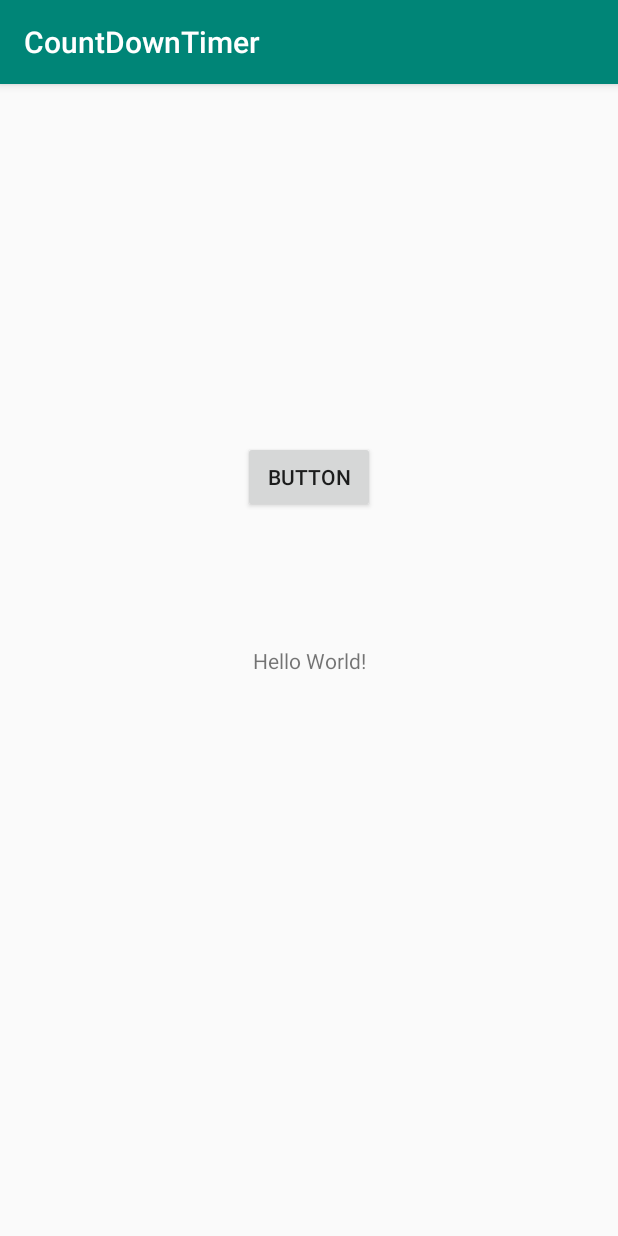
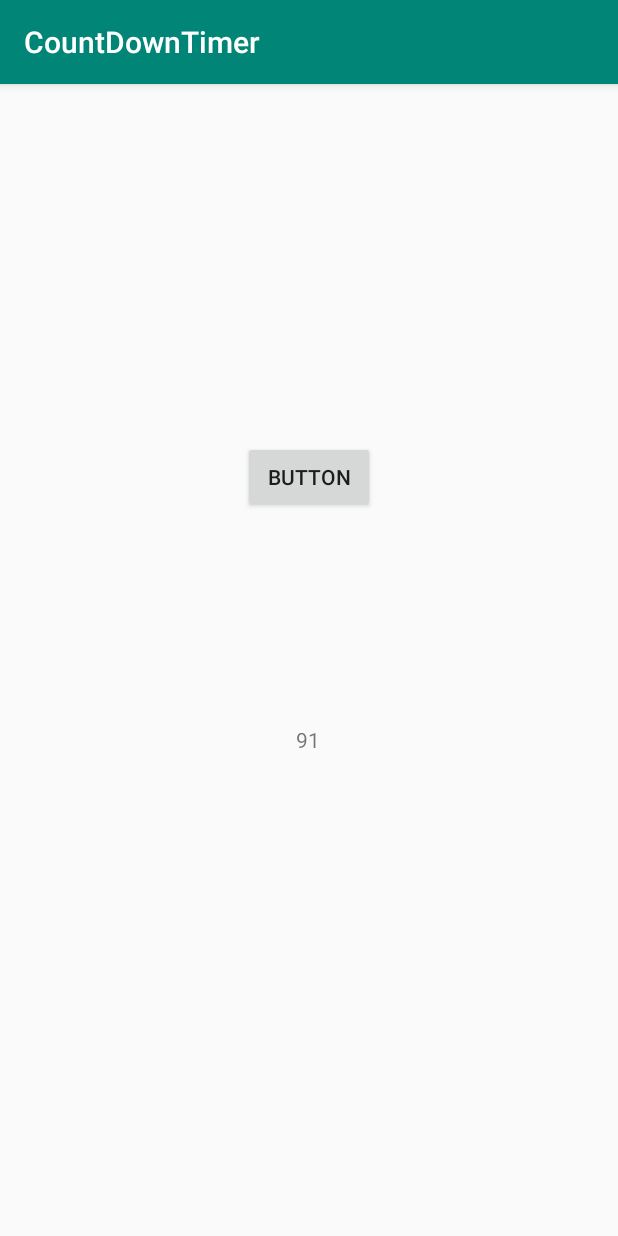
Before and after one commit to isurulakshitha337/CountDownTimer, an Android app: the screen it shows after launch (MainActivity), on a phone screen of 412 x 824 dp. Run offline under Robolectric (Android 15) with nearby library versions, the phone set to English and light mode, and no system bars.

```diff
--- a/app/src/main/java/lk/ac/kln/countdowntimer/MainActivity.java
+++ b/app/src/main/java/lk/ac/kln/countdowntimer/MainActivity.java
@@ -1,13 +1,32 @@
 package lk.ac.kln.countdowntimer;
 
+import android.os.Handler;
 import android.support.v7.app.AppCompatActivity;
 import android.os.Bundle;
+import android.widget.TextView;
 
 public class MainActivity extends AppCompatActivity {
+    private int counter = 99;
 
     @Override
     protected void onCreate(Bundle savedInstanceState) {
         super.onCreate(savedInstanceState);
         setContentView(R.layout.activity_main);
+        countdown();
     }
+
+    private void countdown() {
+        final TextView textView = findViewById(R.id.textView);
+        final Handler handler = new Handler();
+        handler.post(new Runnable() {
+            @Override
+            public void run() {
+                textView.setText(Integer.toString(counter));
+                counter--;
+                handler.postDelayed(this,1000);
+            }
+        });
+
+    }
+
 }
--- a/app/src/main/res/layout/activity_main.xml
+++ b/app/src/main/res/layout/activity_main.xml
@@ -5,15 +5,6 @@
     android:layout_width="match_parent"
     android:layout_height="match_parent"
     tools:context=".MainActivity">
-
-    <TextView
-        android:layout_width="wrap_content"
-        android:layout_height="wrap_content"
-        android:text="Hello World!"
-        app:layout_constraintBottom_toBottomOf="parent"
-        app:layout_constraintLeft_toLeftOf="parent"
-        app:layout_constraintRight_toRightOf="parent"
-        app:layout_constraintTop_toTopOf="parent" />
 
     <Button
         android:id="@+id/button"
@@ -31,4 +22,20 @@
         app:layout_constraintStart_toStartOf="parent"
         app:layout_constraintTop_toTopOf="parent" />
 
+    <TextView
+        android:id="@+id/textView"
+        android:layout_width="wrap_content"
+        android:layout_height="wrap_content"
+        android:layout_marginStart="176dp"
+        android:layout_marginLeft="176dp"
+        android:layout_marginTop="409dp"
+        android:layout_marginEnd="177dp"
+        android:layout_marginRight="177dp"
+        android:layout_marginBottom="303dp"
+        android:text="TextView"
+        app:layout_constraintBottom_toBottomOf="parent"
+        app:layout_constraintEnd_toEndOf="parent"
+        app:layout_constraintStart_toStartOf="parent"
+        app:layout_constraintTop_toTopOf="parent" />
+
 </android.support.constraint.ConstraintLayout>
```
